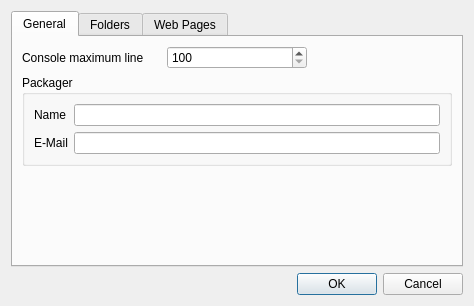
Qt form ui/configurationdialog.ui (huseyinkozan/PiSiDo) before a commit.
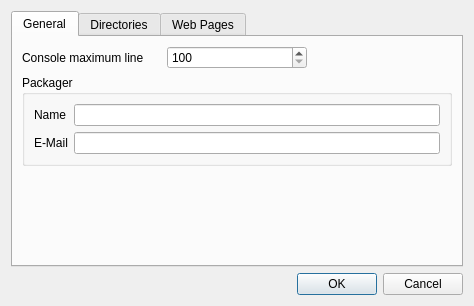
The same form after that commit.

What changed in the file:
```diff
--- a/ui/configurationdialog.ui
+++ b/ui/configurationdialog.ui
@@ -98,7 +98,7 @@
      </widget>
      <widget class="QWidget" name="tab_2">
       <attribute name="title">
-       <string>Folders</string>
+       <string>Directories</string>
       </attribute>
       <layout class="QGridLayout" name="gridLayout_2">
        <item row="0" column="0">
```
